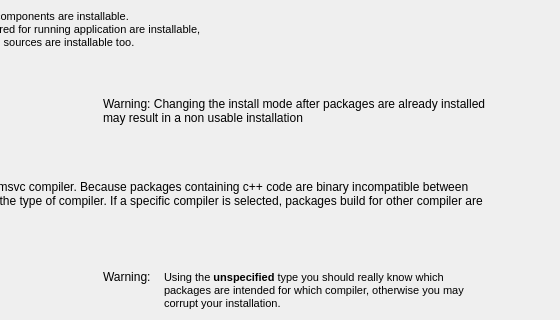
Old version of the form gui/installtypepage.ui in the repository KDE/kdewin-installer; both pictures show x 227 to 787 and y 0 to 320 of the 787 by 598 pixel window.
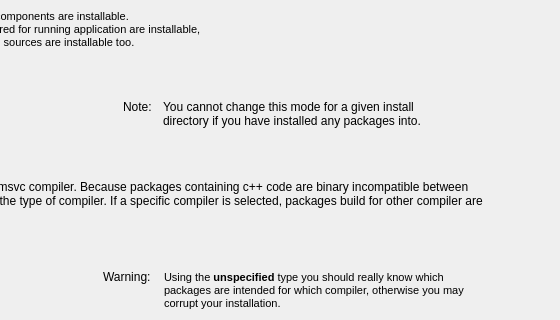
New version of the form.

Commit message: - fixed another text

```diff
--- a/gui/installtypepage.ui
+++ b/gui/installtypepage.ui
@@ -215,19 +215,38 @@
   <widget class="QLabel" name="label" >
    <property name="geometry" >
     <rect>
-     <x>330</x>
-     <y>80</y>
-     <width>400</width>
-     <height>61</height>
+     <x>390</x>
+     <y>100</y>
+     <width>291</width>
+     <height>51</height>
     </rect>
    </property>
    <property name="text" >
-    <string>Warning: Changing the install mode after packages are already installed may result in a non usable installation</string>
+    <string>You cannot change this mode for a given install directory if you have installed any packages into.</string>
+   </property>
+   <property name="alignment" >
+    <set>Qt::AlignLeading|Qt::AlignLeft|Qt::AlignTop</set>
    </property>
    <property name="wordWrap" >
     <bool>true</bool>
    </property>
   </widget>
+  <widget class="QLabel" name="label_8" >
+   <property name="geometry" >
+    <rect>
+     <x>350</x>
+     <y>100</y>
+     <width>53</width>
+     <height>18</height>
+    </rect>
+   </property>
+   <property name="text" >
+    <string>Note:</string>
+   </property>
+   <property name="alignment" >
+    <set>Qt::AlignLeading|Qt::AlignLeft|Qt::AlignTop</set>
+   </property>
+  </widget>
  </widget>
  <resources/>
  <connections/>
```
